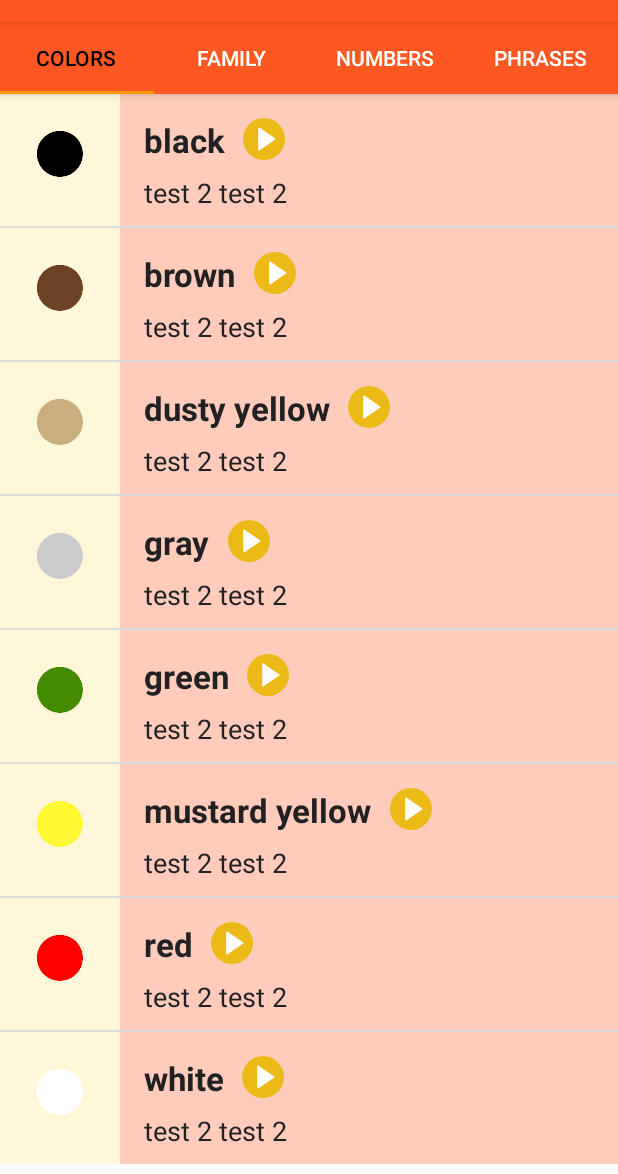
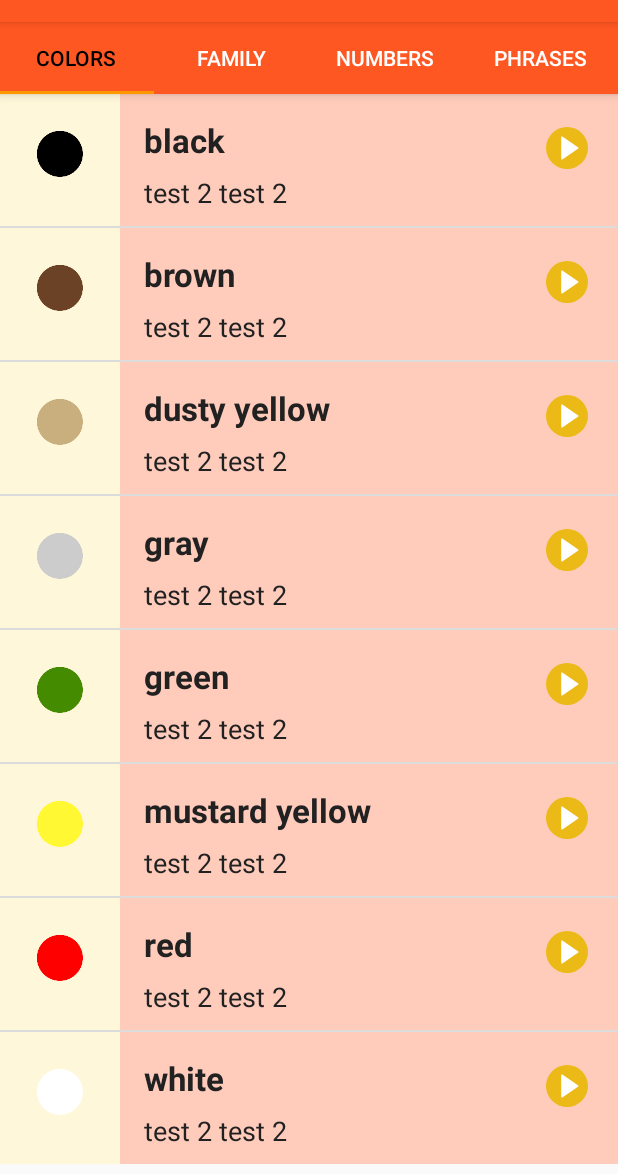
Before and after one commit to AhmadDalao/MiowkApp, an Android app: the screen it shows after launch (MainActivity), on a phone screen of 412 x 824 dp, the part 62-1236 px from its top. Run offline under Robolectric (Android 15) with nearby library versions, the phone set to English and light mode, and no system bars.

Commit message:
added the play button

```diff
--- a/app/src/main/res/layout/custom_list_word_layout.xml
+++ b/app/src/main/res/layout/custom_list_word_layout.xml
@@ -1,11 +1,17 @@
 <?xml version="1.0" encoding="utf-8"?>
 
-
-<LinearLayout xmlns:android="http://schemas.android.com/apk/res/android"
+<RelativeLayout
+    xmlns:android="http://schemas.android.com/apk/res/android"
     xmlns:tools="http://schemas.android.com/tools"
     android:layout_width="match_parent"
+    android:layout_height="match_parent"
+    >
+
+
+    <LinearLayout
+        android:layout_width="match_parent"
+        android:layout_height="wrap_content"
         android:background="#FFF7DA"
-    android:layout_height="wrap_content"
         android:orientation="horizontal">
 
 
@@ -25,11 +31,6 @@
             android:paddingTop="16dp">
             <!--   android:layout_marginTop="@dimen/margin_top_12dp" -->
 
-        <LinearLayout
-            android:layout_width="wrap_content"
-            android:layout_height="wrap_content"
-            android:orientation="horizontal">
-
             <TextView
                 android:id="@+id/EnglishText"
                 android:layout_width="match_parent"
@@ -39,15 +40,6 @@
                 android:text="@string/am_the_english_text"
                 android:textAppearance="?android:textAppearanceLarge"
                 android:textStyle="bold" />
-
-            <ImageView
-                android:id="@+id/playSound"
-                android:layout_width="28dp"
-                android:layout_height="28dp"
-                android:layout_marginLeft="12dp"
-                android:src="@drawable/ic_play_button" />
-
-        </LinearLayout>
 
             <TextView
                 android:id="@+id/TranslationText"
@@ -61,3 +53,17 @@
         </LinearLayout>
 
     </LinearLayout>
+
+    <ImageView
+        android:id="@+id/playSound"
+        android:layout_width="28dp"
+        android:layout_height="28dp"
+        android:layout_alignParentTop="true"
+        android:layout_alignParentRight="true"
+        android:layout_gravity="center_horizontal"
+        android:layout_marginLeft="12dp"
+        android:layout_marginTop="22dp"
+        android:layout_marginRight="20dp"
+        android:src="@drawable/ic_play_button" />
+
+</RelativeLayout>
```
Lines whose indentation alone changed are shown as unchanged.
